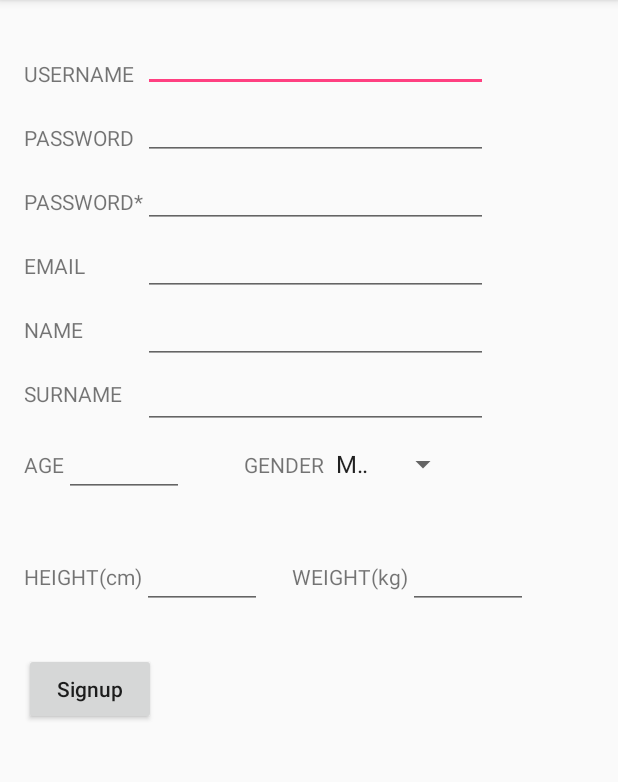
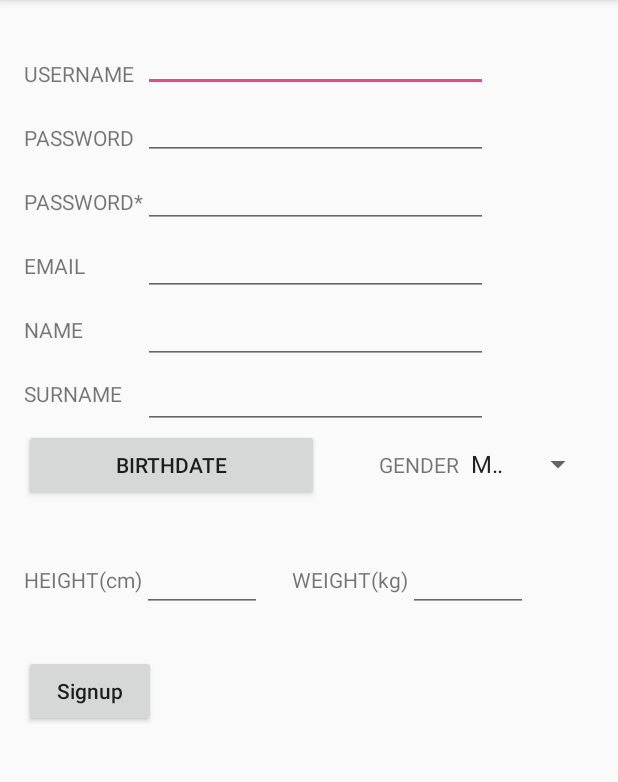
Before and after one commit to Schwayguy/FIT4EVER-v1, an Android app: the SignUp screen opened directly, with no data from a screen before it, on a phone screen of 412 x 824 dp, the part 84-866 px from its top. Run offline under Robolectric (Android 15) with nearby library versions, the phone set to English and light mode, and no system bars.

Commit message:
ilk commit

```diff
--- a/app/src/main/java/com/example/efe/fit4ever/MainActivity.java
+++ b/app/src/main/java/com/example/efe/fit4ever/MainActivity.java
@@ -157,11 +157,11 @@ public class MainActivity extends AppCompatActivity {
 
                         btnWorks.setOnClickListener(new View.OnClickListener() {
                             public void onClick(View v) {
-                            /*
-                                Intent intent = new Intent(getBaseContext(), WorkoutIntro.class);
+
+                                Intent intent = new Intent(getBaseContext(), MyWorkout.class);
                                 intent.putExtra("PROGID", progId);
                                 startActivity(intent);
-                            */
+
                             }
                         });
 
--- a/app/src/main/java/com/example/efe/fit4ever/SignUp.java
+++ b/app/src/main/java/com/example/efe/fit4ever/SignUp.java
@@ -1,22 +1,38 @@
 package com.example.efe.fit4ever;
 
+import android.app.DatePickerDialog;
+import android.app.Dialog;
 import android.support.v7.app.AppCompatActivity;
 import android.os.Bundle;
 import android.text.format.Time;
+import android.util.Log;
 import android.view.View;
 import android.widget.Adapter;
 import android.widget.ArrayAdapter;
+import android.widget.Button;
+import android.widget.DatePicker;
 import android.widget.EditText;
 import android.widget.Spinner;
 import android.widget.Toast;
 
+import java.util.Calendar;
+
 public class SignUp extends AppCompatActivity {
+    Button btn;
+    int yearx, monthx, dayx;
+    static final int DIALOG_ID=0;
+
 
     @Override
     protected void onCreate(Bundle savedInstanceState) {
         super.onCreate(savedInstanceState);
         setContentView(R.layout.activity_sign_up);
+        final Calendar cal = Calendar.getInstance();
+        yearx = cal.get(Calendar.YEAR);
+        monthx = cal.get(Calendar.MONTH);
+        dayx = cal.get(Calendar.DAY_OF_MONTH);
 
+        showDialogOnButtonClick();
         Spinner spinner;
         ArrayAdapter<CharSequence> adapter;
         spinner = (Spinner)findViewById(R.id.spinner);
@@ -26,6 +42,36 @@ public class SignUp extends AppCompatActivity {
 
     }
 
+    public void showDialogOnButtonClick(){
+        btn = (Button) findViewById(R.id.bdButton);
+        btn.setOnClickListener(
+                new View.OnClickListener(){
+                    @Override
+                    public void onClick(View v){
+                        showDialog(DIALOG_ID);
+                    }
+                }
+        );
+
+    }
+    @Override
+    protected Dialog onCreateDialog(int id){
+        if(id==DIALOG_ID)
+            return new DatePickerDialog(this, dpickerListener,yearx,monthx,dayx);
+        return null;
+    }
+
+    private DatePickerDialog.OnDateSetListener dpickerListener = new DatePickerDialog.OnDateSetListener() {
+        @Override
+        public void onDateSet(DatePicker view, int year, int monthOfYear, int dayOfMonth) {
+            yearx = year;
+            monthx = monthOfYear + 1;
+            dayx = dayOfMonth;
+            Toast.makeText(SignUp.this,dayx+"/ "+monthx+"/ "+yearx,Toast.LENGTH_SHORT).show();
+        }
+    };
+
+
     public void signupComplete(View view){
         EditText username = (EditText) findViewById(R.id.usernameSign);
         EditText password = (EditText) findViewById(R.id.passwordSign);
@@ -33,12 +79,11 @@ public class SignUp extends AppCompatActivity {
         EditText email = (EditText) findViewById(R.id.emailSign);
         EditText name = (EditText) findViewById(R.id.nameSign);
         EditText surname = (EditText) findViewById(R.id.surnameSign);
-        EditText age = (EditText) findViewById(R.id.ageSign);
         EditText height = (EditText) findViewById(R.id.heightSign);
         EditText weight = (EditText) findViewById(R.id.weightSign);
         Spinner spinner = (Spinner)findViewById(R.id.spinner);
         String gender = spinner.getSelectedItem().toString();
-        if((username.getText().toString().isEmpty())||(password.getText().toString().isEmpty())||(passwordR.getText().toString().isEmpty())||(email.getText().toString().isEmpty())||(name.getText().toString().isEmpty())||(surname.getText().toString().isEmpty())||(age.getText().toString().isEmpty())||(height.getText().toString().isEmpty())||(weight.getText().toString().isEmpty())) {
+        if((username.getText().toString().isEmpty())||(password.getText().toString().isEmpty())||(passwordR.getText().toString().isEmpty())||(email.getText().toString().isEmpty())||(name.getText().toString().isEmpty())||(surname.getText().toString().isEmpty())||(height.getText().toString().isEmpty())||(weight.getText().toString().isEmpty())) {
 
             if (username.getText().toString().isEmpty()) {
                 username.setError("Empty field");
@@ -57,9 +102,6 @@ public class SignUp extends AppCompatActivity {
             }
             if (surname.getText().toString().isEmpty()) {
                 surname.setError("Empty field");
-            }
-            if (age.getText().toString().isEmpty()) {
-                age.setError("Empty field");
             }
             if (height.getText().toString().isEmpty()) {
                 height.setError("Empty field");
--- a/app/src/main/res/layout/activity_sign_up.xml
+++ b/app/src/main/res/layout/activity_sign_up.xml
@@ -128,19 +128,12 @@
             android:layout_height="wrap_content"
             android:layout_weight="0.09" >
 
-            <TextView
+            <Button
+                android:text="BirthDate"
                 android:layout_width="wrap_content"
                 android:layout_height="wrap_content"
-                android:text="AGE"
-                android:id="@+id/textView12" />
-
-            <EditText
-                android:layout_width="80dp"
-                android:layout_height="wrap_content"
-                android:id="@+id/ageSign"
-                android:layout_weight="0"
-                android:inputType="number"
-                android:singleLine="true" />
+                android:id="@+id/bdButton"
+                android:layout_weight="1" />
 
             <TextView
                 android:layout_width="wrap_content"
--- a/build.gradle
+++ b/build.gradle
@@ -5,7 +5,7 @@ buildscript {
         jcenter()
     }
     dependencies {
-        classpath 'com.android.tools.build:gradle:2.1.2'
+        classpath 'com.android.tools.build:gradle:2.2.0'
 
         // NOTE: Do not place your application dependencies here; they belong
         // in the individual module build.gradle files
```
Also changed, not shown: app/src/main/AndroidManifest.xml (+9 -3 lines), app/src/main/java/com/example/efe/fit4ever/MyWorkout.java (added, +47 -0 lines), app/src/main/res/layout/activity_my_workout.xml (added, +47 -0 lines), app/src/main/res/drawable/arrow.jpg (added), app/src/main/res/drawable/circle.jpg (added), app/src/main/res/drawable/line.jpg (added), app/src/main/res/drawable/vertexbot.jpg (added), app/src/main/res/drawable/vertextop.jpg (added), gradle/wrapper/gradle-wrapper.properties.
